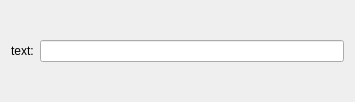
This is examples/testcontainmentactionsplugin/config.ui in KDE/plasma-framework as Qt 5 draws it before an edit. The edited form follows.
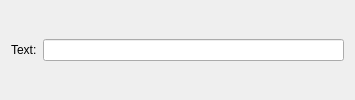
This is the edited form.

```diff
--- a/examples/testcontainmentactionsplugin/config.ui
+++ b/examples/testcontainmentactionsplugin/config.ui
@@ -6,14 +6,14 @@
     <x>0</x>
     <y>0</y>
     <width>355</width>
-    <height>102</height>
+    <height>100</height>
    </rect>
   </property>
   <layout class="QHBoxLayout" name="horizontalLayout" >
    <item>
     <widget class="QLabel" name="label" >
      <property name="text" >
-      <string>text:</string>
+      <string>Text:</string>
      </property>
     </widget>
    </item>
```
